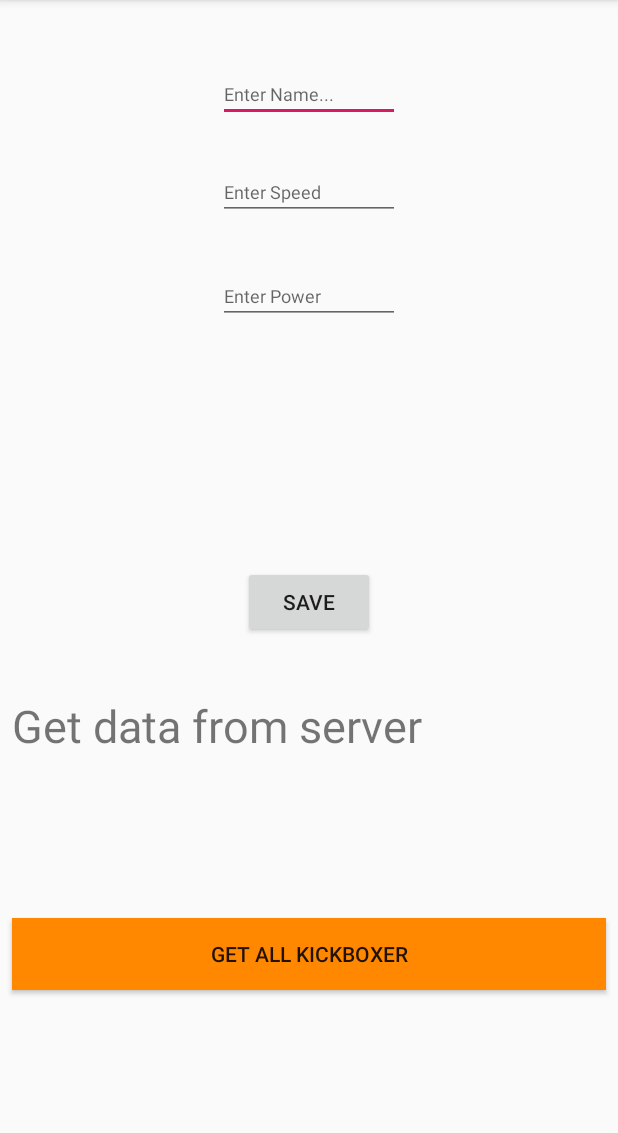
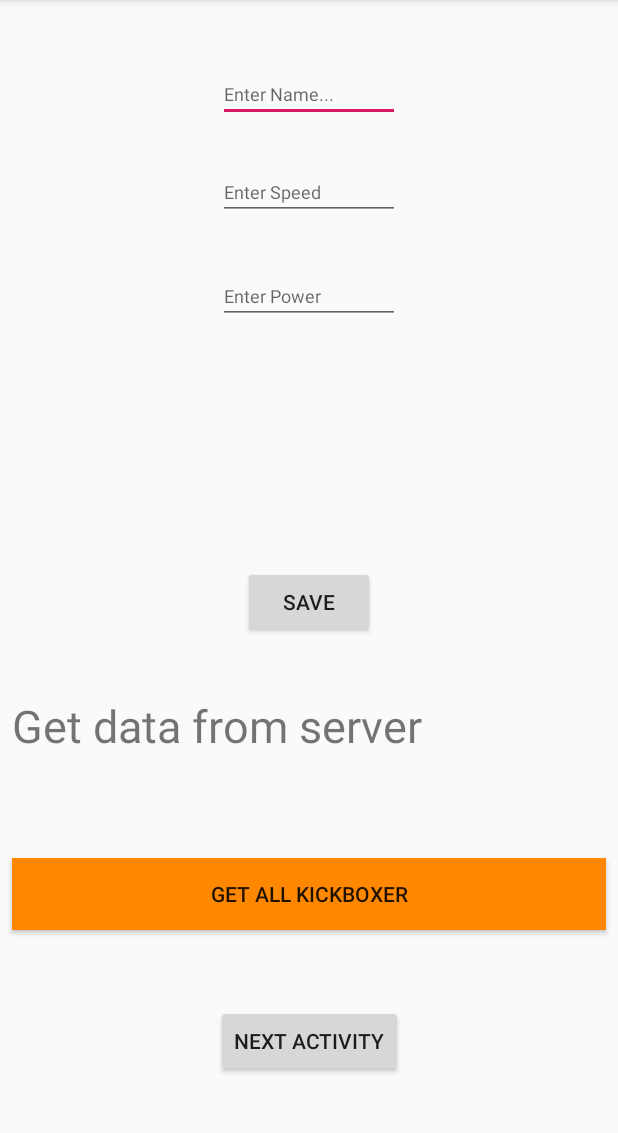
Before and after one commit to kolabank/InstagramClone, an Android app: the screen it shows after launch (SignUp), on a phone screen of 412 x 824 dp, the part 84-1217 px from its top. Run offline under Robolectric (Android 15) with nearby library versions, the phone set to English and light mode, and no system bars; libraries missing offline, so code that uses them is left out: com.parse, com.shashank.sony; 1 statement that could not run was skipped.

```diff
--- a/app/src/main/java/playing/kolade/com/instagramclone/SignUp.java
+++ b/app/src/main/java/playing/kolade/com/instagramclone/SignUp.java
@@ -29,6 +29,9 @@ public class SignUp extends AppCompatActivity {
 
     private String allKickBoxers;
 
+    private Button btnTransition;
+
+
     @Override
     protected void onCreate(Bundle savedInstanceState) {
         super.onCreate(savedInstanceState);
@@ -39,6 +42,7 @@ public class SignUp extends AppCompatActivity {
         edtPower = findViewById(R.id.edtPower);
         txtGetData = findViewById(R.id.txtGetData);
         getAllData = findViewById(R.id.getAllData);
+        btnTransition = findViewById(R.id.btnNextActivity);
 
         txtGetData.setOnClickListener(new View.OnClickListener() {
             @Override
@@ -84,6 +88,10 @@ public class SignUp extends AppCompatActivity {
                 allKickBoxers = "";
 
                 ParseQuery<ParseObject>queryAll = ParseQuery.getQuery("KickBoxer");
+
+                queryAll.whereGreaterThan("kickPower", 100); //This is to show the objects with kickPoser greater than 100
+                queryAll.setLimit(1); //This sets the limit of the number of displayed results to 1
+
                 queryAll.findInBackground(new FindCallback<ParseObject>() {
                     @Override
                     public void done(List<ParseObject> objects, ParseException e) {
@@ -95,7 +103,6 @@ public class SignUp extends AppCompatActivity {
                                     allKickBoxers = allKickBoxers + kickBoxer.get("name") + "\n";
 
                                 }
-
 
                                 FancyToast.makeText(SignUp.this, allKickBoxers , Toast.LENGTH_LONG, FancyToast.SUCCESS, true).show();
                             }
@@ -109,7 +116,16 @@ public class SignUp extends AppCompatActivity {
             }
         });
 
+        btnTransition.setOnClickListener(new View.OnClickListener() {
+            @Override
+            public void onClick(View v) {
+
+
+            }
+        });
+
     }
+
 
 
 
--- /dev/null
+++ b/app/src/main/java/playing/kolade/com/instagramclone/SignupLoginActivity.java
@@ -0,0 +1,4 @@
+package playing.kolade.com.instagramclone;
+
+public class SignupLoginActivity {
+}
--- a/app/src/main/res/layout/activity_sign_up.xml
+++ b/app/src/main/res/layout/activity_sign_up.xml
@@ -97,7 +97,23 @@
         android:text="GET ALL KICKBOXER"
         app:layout_constraintBottom_toBottomOf="parent"
         app:layout_constraintEnd_toEndOf="parent"
+        app:layout_constraintHorizontal_bias="0.0"
         app:layout_constraintStart_toStartOf="parent"
-        app:layout_constraintTop_toBottomOf="@+id/txtGetData" />
+        app:layout_constraintTop_toBottomOf="@+id/txtGetData"
+        app:layout_constraintVertical_bias="0.3" />
+
+    <Button
+        android:id="@+id/btnNextActivity"
+        android:layout_width="wrap_content"
+        android:layout_height="wrap_content"
+        android:layout_marginStart="8dp"
+        android:layout_marginTop="8dp"
+        android:layout_marginEnd="8dp"
+        android:layout_marginBottom="8dp"
+        android:text="Next Activity"
+        app:layout_constraintBottom_toBottomOf="parent"
+        app:layout_constraintEnd_toEndOf="parent"
+        app:layout_constraintStart_toStartOf="parent"
+        app:layout_constraintTop_toBottomOf="@+id/getAllData" />
 
 </android.support.constraint.ConstraintLayout>
```
